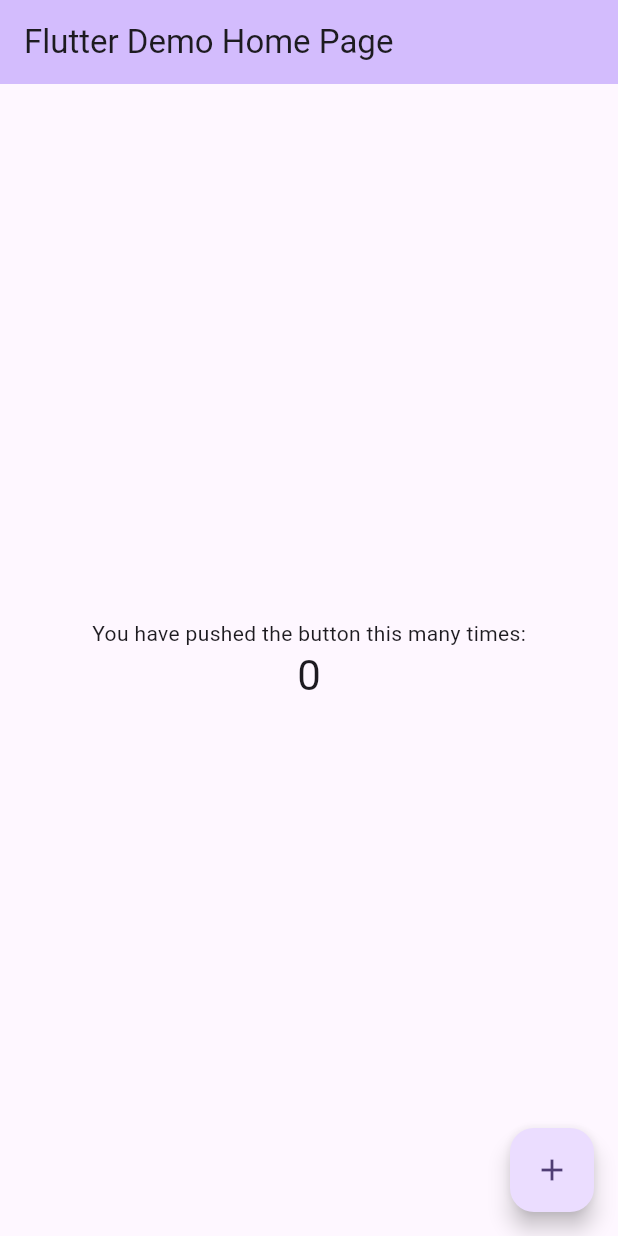
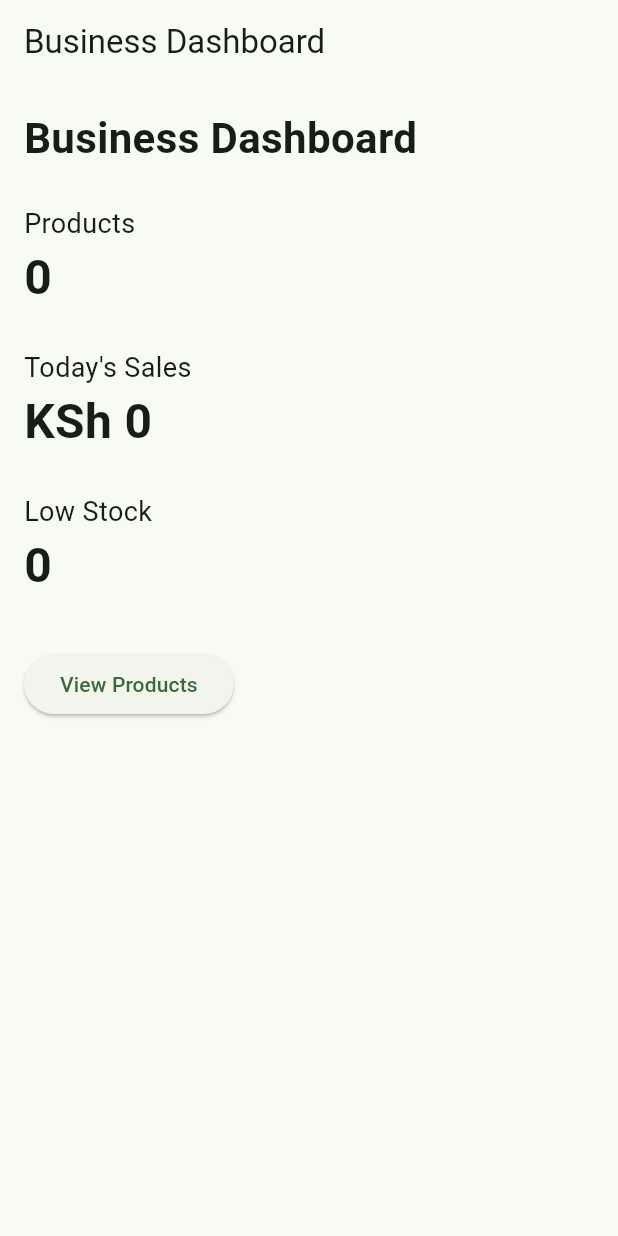
Before and after one commit to Moses361/business_dash, a Flutter app: the screen it shows after launch, on a phone screen of 412 x 824 dp. Run offline on Flutter 3.47's test engine with Material 3 defaults, Android fonts, the phone set to English and light mode, and no system bars.

Commit message:
feat: improve dashboard cards

```diff
--- a/lib/main.dart
+++ b/lib/main.dart
@@ -1,122 +1,24 @@
 import 'package:flutter/material.dart';
 
+import 'screens/dashboard_screen.dart';
+
 void main() {
-  runApp(const MyApp());
+  runApp(const BusinessDashApp());
 }
 
-class MyApp extends StatelessWidget {
-  const MyApp({super.key});
+class BusinessDashApp extends StatelessWidget {
+  const BusinessDashApp({super.key});
 
-  // This widget is the root of your application.
   @override
   Widget build(BuildContext context) {
     return MaterialApp(
-      title: 'Flutter Demo',
+      title: 'BusinessDash',
+      debugShowCheckedModeBanner: false,
       theme: ThemeData(
-        // This is the theme of your application.
-        //
-        // TRY THIS: Try running your application with "flutter run". You'll see
-        // the application has a purple toolbar. Then, without quitting the app,
-        // try changing the seedColor in the colorScheme below to Colors.green
-        // and then invoke "hot reload" (save your changes or press the "hot
-        // reload" button in a Flutter-supported IDE, or press "r" if you used
-        // the command line to start the app).
-        //
-        // Notice that the counter didn't reset back to zero; the application
-        // state is not lost during the reload. To reset the state, use hot
-        // restart instead.
-        //
-        // This works for code too, not just values: Most code changes can be
-        // tested with just a hot reload.
-        colorScheme: .fromSeed(seedColor: Colors.deepPurple),
+        colorScheme: ColorScheme.fromSeed(seedColor: Colors.green),
+        useMaterial3: true,
       ),
-      home: const MyHomePage(title: 'Flutter Demo Home Page'),
+      home: const DashboardScreen(),
     );
   }
 }
-
-class MyHomePage extends StatefulWidget {
-  const MyHomePage({super.key, required this.title});
-
-  // This widget is the home page of your application. It is stateful, meaning
-  // that it has a State object (defined below) that contains fields that affect
-  // how it looks.
-
-  // This class is the configuration for the state. It holds the values (in this
-  // case the title) provided by the parent (in this case the App widget) and
-  // used by the build method of the State. Fields in a Widget subclass are
-  // always marked "final".
-
-  final String title;
-
-  @override
-  State<MyHomePage> createState() => _MyHomePageState();
-}
-
-class _MyHomePageState extends State<MyHomePage> {
-  int _counter = 0;
-
-  void _incrementCounter() {
-    setState(() {
-      // This call to setState tells the Flutter framework that something has
-      // changed in this State, which causes it to rerun the build method below
-      // so that the display can reflect the updated values. If we changed
-      // _counter without calling setState(), then the build method would not be
-      // called again, and so nothing would appear to happen.
-      _counter++;
-    });
-  }
-
-  @override
-  Widget build(BuildContext context) {
-    // This method is rerun every time setState is called, for instance as done
-    // by the _incrementCounter method above.
-    //
-    // The Flutter framework has been optimized to make rerunning build methods
-    // fast, so that you can just rebuild anything that needs updating rather
-    // than having to individually change instances of widgets.
-    return Scaffold(
-      appBar: AppBar(
-        // TRY THIS: Try changing the color here to a specific color (to
-        // Colors.amber, perhaps?) and trigger a hot reload to see the AppBar
-        // change color while the other colors stay the same.
-        backgroundColor: Theme.of(context).colorScheme.inversePrimary,
-        // Here we take the value from the MyHomePage object that was created by
-        // the App.build method, and use it to set our appbar title.
-        title: Text(widget.title),
-      ),
-      body: Center(
-        // Center is a layout widget. It takes a single child and positions it
-        // in the middle of the parent.
-        child: Column(
-          // Column is also a layout widget. It takes a list of children and
-          // arranges them vertically. By default, it sizes itself to fit its
-          // children horizontally, and tries to be as tall as its parent.
-          //
-          // Column has various properties to control how it sizes itself and
-          // how it positions its children. Here we use mainAxisAlignment to
-          // center the children vertically; the main axis here is the vertical
-          // axis because Columns are vertical (the cross axis would be
-          // horizontal).
-          //
-          // TRY THIS: Invoke "debug painting" (choose the "Toggle Debug Paint"
-          // action in the IDE, or press "p" in the console), to see the
-          // wireframe for each widget.
-          mainAxisAlignment: .center,
-          children: [
-            const Text('You have pushed the button this many times:'),
-            Text(
-              '$_counter',
-              style: Theme.of(context).textTheme.headlineMedium,
-            ),
-          ],
-        ),
-      ),
-      floatingActionButton: FloatingActionButton(
-        onPressed: _incrementCounter,
-        tooltip: 'Increment',
-        child: const Icon(Icons.add),
-      ),
-    );
-  }
-}
--- /dev/null
+++ b/lib/screens/dashboard_screen.dart
@@ -0,0 +1,47 @@
+import 'package:flutter/material.dart';
+
+class DashboardScreen extends StatelessWidget {
+  const DashboardScreen({super.key});
+
+  @override
+  Widget build(BuildContext context) {
+    return Scaffold(
+      appBar: AppBar(title: const Text('Business Dashboard')),
+      body: Padding(
+        padding: const EdgeInsets.all(16.0),
+        child: Column(
+          crossAxisAlignment: CrossAxisAlignment.start,
+          children: [
+            const Text(
+              'Business Dashboard',
+              style: TextStyle(fontSize: 28, fontWeight: FontWeight.bold),
+            ),
+            const SizedBox(height: 24),
+            const Text('Products', style: TextStyle(fontSize: 18)),
+            const Text(
+              '0',
+              style: TextStyle(fontSize: 32, fontWeight: FontWeight.bold),
+            ),
+            const SizedBox(height: 24),
+            const Text("Today's Sales", style: TextStyle(fontSize: 18)),
+            const Text(
+              'KSh 0',
+              style: TextStyle(fontSize: 32, fontWeight: FontWeight.bold),
+            ),
+            const SizedBox(height: 24),
+            const Text('Low Stock', style: TextStyle(fontSize: 18)),
+            const Text(
+              '0',
+              style: TextStyle(fontSize: 32, fontWeight: FontWeight.bold),
+            ),
+            const SizedBox(height: 32),
+            ElevatedButton(
+              onPressed: () {},
+              child: const Text('View Products'),
+            ),
+          ],
+        ),
+      ),
+    );
+  }
+}
```
Also changed, not shown: lib/widgets/dashboard_card.dart (added, +43 -0 lines).
